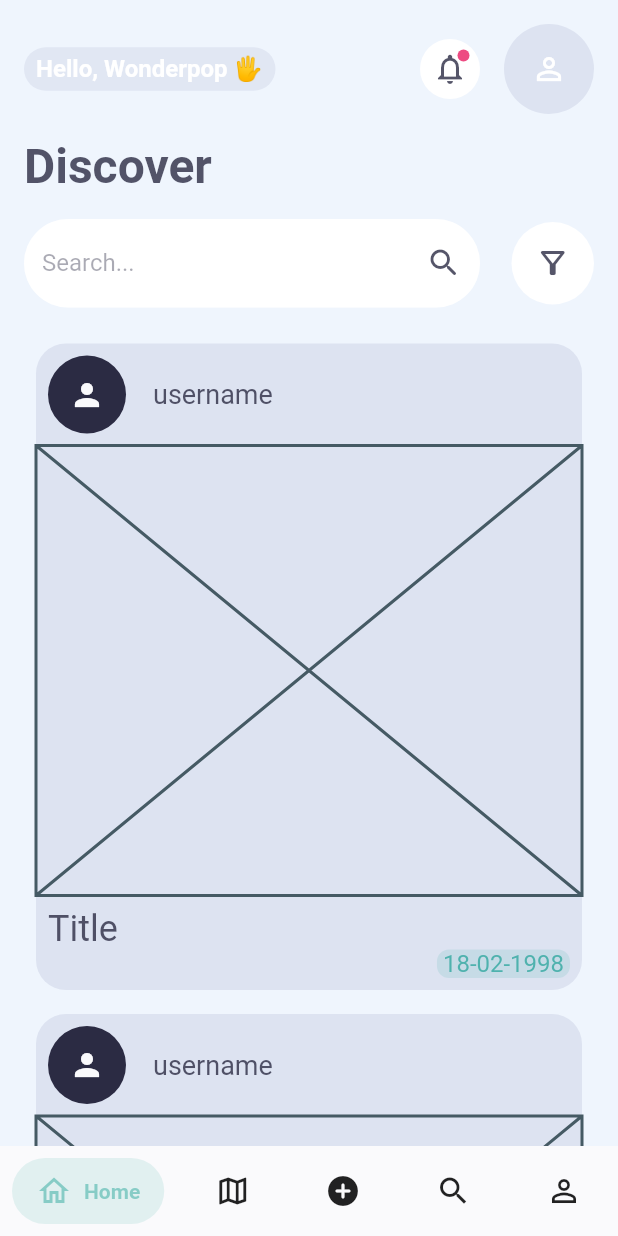
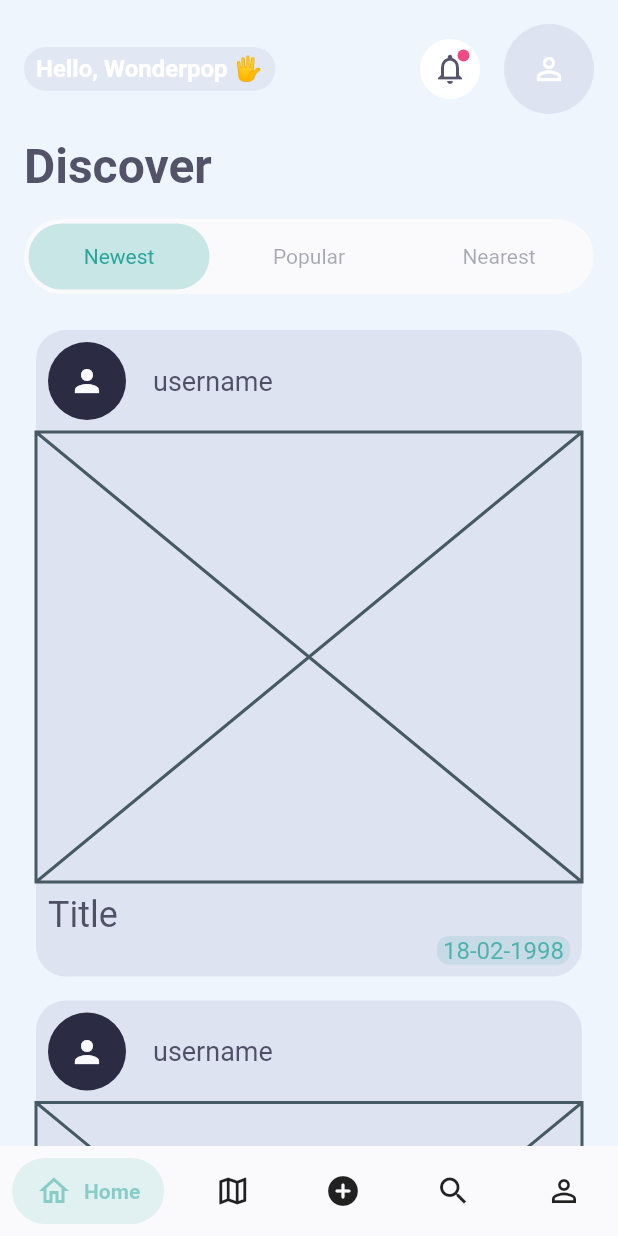
Before and after one commit to wonderpops/ocean_slicks, a Flutter app: the MainMenuWidget screen opened directly, on a phone screen of 412 x 824 dp. Run offline on Flutter 3.47's test engine with Material 2 defaults, Android fonts, the phone set to English and light mode, and no system bars; drawn by our look-alikes of salomon_bottom_bar; our stand-ins replace camera, flutter_compass, flutter_secure_storage, geolocator, get, sensors_plus and 1 more; missing offline and left inert: universe; accounts and stored records are empty.

Commit message:
Replace search  with sorting buttons in home screen

```diff
--- a/lib/widgets/home_screen/home_screen.dart
+++ b/lib/widgets/home_screen/home_screen.dart
@@ -34,7 +34,7 @@ class HomeScreenWidget extends StatelessWidget {
                           color: dark_color.withOpacity(.8),
                           fontWeight: FontWeight.bold)),
                   SizedBox(height: 16),
-                  _SearchWidget(),
+                  _SortingButtons(),
                   SizedBox(height: 16),
                   _DiscoverWidget()
                 ],
@@ -412,84 +412,51 @@ class _ActionButtons extends StatelessWidget {
   }
 }
 
-class _SearchWidget extends StatelessWidget {
-  const _SearchWidget({Key? key}) : super(key: key);
+class _SortingButtons extends StatelessWidget {
+  const _SortingButtons({Key? key}) : super(key: key);
 
   @override
   Widget build(BuildContext context) {
     return Container(
+        height: 50,
+        decoration: BoxDecoration(
+            color: light_color, borderRadius: BorderRadius.circular(30)),
         child: Row(
           mainAxisAlignment: MainAxisAlignment.spaceBetween,
           children: [
             Flexible(
-            flex: 4,
+              flex: 1,
+              child: Padding(
+                padding: const EdgeInsets.all(3),
                 child: Container(
+                  height: 47,
                   decoration: BoxDecoration(
-                  color: Colors.white, borderRadius: BorderRadius.circular(30)),
-              child: TextField(
-                keyboardType: TextInputType.text,
-                style: TextStyle(color: dark_color.withOpacity(.8)),
-                decoration: InputDecoration(
-                  fillColor: Colors.white,
-                  suffixIcon: Icon(
-                    Icons.search_rounded,
-                    color: dark_color.withOpacity(.8),
-                  ),
-                  labelStyle: TextStyle(color: dark_color.withOpacity(.4)),
-                  hintStyle: TextStyle(color: dark_color.withOpacity(.1)),
-                  enabledBorder: OutlineInputBorder(
-                      borderRadius: BorderRadius.circular(30.0),
-                      borderSide:
-                          BorderSide(color: Colors.white.withOpacity(.4))),
-                  focusedBorder: OutlineInputBorder(
-                    borderRadius: BorderRadius.circular(30.0),
-                    borderSide: BorderSide(color: dark_color.withOpacity(.4)),
-                  ),
-                  labelText: 'Search...',
-                  hintText: 'Search',
-                ),
+                      color: accent_color.withOpacity(.2),
+                      borderRadius: BorderRadius.circular(30)),
+                  child: Center(
+                      child: Text(
+                    'Newest',
+                    style: TextStyle(color: accent_color.withOpacity(.8)),
+                  )),
                 ),
               ),
             ),
             Flexible(
                 flex: 1,
-            child: Stack(
-              children: [
-                Container(
-                  decoration: BoxDecoration(
-                    borderRadius: BorderRadius.circular(30),
-                    color: Colors.white,
-                  ),
-                  alignment: Alignment.center,
-                  width: 55,
-                  height: 55,
-                  child: Icon(
-                    Icons.filter_alt_outlined,
-                    color: dark_color.withOpacity(.8),
-                  ),
-                ),
-                Material(
-                  color: Colors.transparent,
-                  child: InkWell(
-                    onTap: () {
-                      print('lol');
-                    },
-                    splashColor: Colors.white.withOpacity(.1),
-                    hoverColor: Colors.white.withOpacity(.1),
-                    borderRadius: BorderRadius.circular(30),
                 child: Container(
-                      alignment: Alignment.center,
-                      width: 55,
-                      height: 55,
-                    ),
-                  ),
-                ),
+                  child: Center(
+                      child: Text('Popular',
+                          style: TextStyle(color: dark_color.withOpacity(.4)))),
+                )),
+            Flexible(
+                flex: 1,
+                child: Container(
+                  child: Center(
+                      child: Text('Nearest',
+                          style: TextStyle(color: dark_color.withOpacity(.4)))),
+                ))
           ],
-            ),
-          ),
-        ],
-      ),
-    );
+        ));
   }
 }
 
```
Lines whose indentation alone changed are shown as unchanged.
